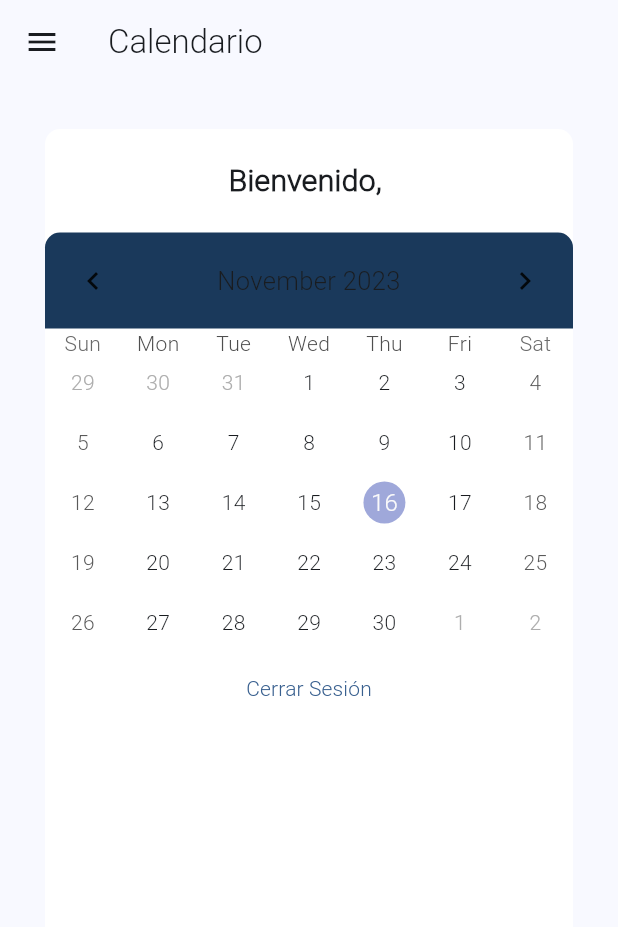
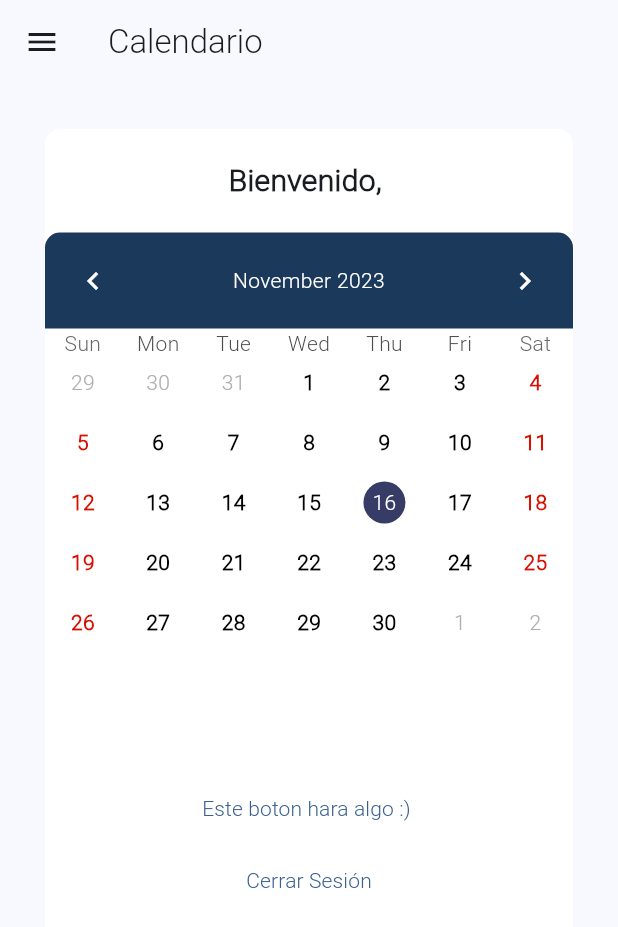
Before and after one commit to MovilesBogarin/base_project, a Flutter app: the screen it shows once a user with an empty profile is signed in, on a phone screen of 412 x 824 dp. Shown: the top 927 px of the screen. Run offline on Flutter 3.47's test engine with Material 2 defaults, Android fonts, the phone set to English and light mode, and no system bars; drawn by our look-alikes of table_calendar; our stand-ins replace firebase_auth, firebase_core, go_router; accounts and stored records are empty.

Commit message:
Decoracion de calendario

```diff
--- a/lib/screens/calendar/calendar_screen.dart
+++ b/lib/screens/calendar/calendar_screen.dart
@@ -1,43 +1,54 @@
 import 'package:flutter/material.dart';
+import 'package:go_router/go_router.dart';
 import 'package:table_calendar/table_calendar.dart';
 import '../../presentation/widgets/appbars/custom_appbar.dart';
 import '../../presentation/widgets/drawers/custom_drawer.dart';
 import '../../config/auth/auth.dart';
+import '../../../config/menu/menu_items.dart';
 
 class CalendarState extends StatefulWidget {
   const CalendarState({super.key});
   @override
   State<CalendarState> createState() => CalendarScreen();
+
 }
 class CalendarScreen extends State<CalendarState> with CustomAppBar, CustomDrawer {
-  //CalendarScreen({Key? key}) : super(key: key);
+
+
+
+
   final String? email = Auth().currentUser?.email;
 
-    DateTime today = DateTime.now();
+
+
+  DateTime today = DateTime.now();
   DateTime? _selecteDay;
-  DateTime? _RangeStart;
-  DateTime? _RangeFinish;
+  DateTime? RangeStart;
+  DateTime? RangeFinish;
+
+
   //  METODO PARA SELECCIONAR UN SOLO DIA *NO LO VEO NECESARIO comente las lineas donde se usaba xd*
   void _onDaySelected(DateTime day, DateTime focusedDay) {
     setState(() {
       today = day;
     });
   }
-
   //METODO PARA SELECCIONAR UN RANGO DE FECHAS *ESTE SI ESTA CHIDO
   void _onDaysSelected(DateTime? start, DateTime? finish, DateTime focusedDay) {
     setState(() {
       _selecteDay = null;
       today = focusedDay;
-      _RangeStart = start;
-      _RangeFinish = finish;
+      RangeStart = start;
+      RangeFinish = finish;
+
     });
+
   }
 
   Future<void> signOut() async {
     await Auth().signOut();
   }
-
+late final MenuItem menuItem;
   @override
   Widget build(BuildContext context) {
 
@@ -64,6 +75,10 @@ class CalendarScreen extends State<CalendarState> with CustomAppBar, CustomDrawe
               locale: "en_US",
               rowHeight: 40,
               headerStyle: const HeaderStyle(
+                          titleTextStyle: TextStyle(color: Colors.white),
+                          formatButtonDecoration: BoxDecoration(color: Colors.white),
+                          leftChevronIcon: Icon(Icons.chevron_left, color: Colors.white ),
+                          rightChevronIcon: Icon(Icons.chevron_right, color: Colors.white ),
                           decoration: BoxDecoration(
                           color: Color.fromARGB(255, 26, 57, 91),
                           //Aqui hay que curviar el encabezado pq si no lo deja rectangular
@@ -75,17 +90,49 @@ class CalendarScreen extends State<CalendarState> with CustomAppBar, CustomDrawe
                       titleCentered: true),
               availableGestures: AvailableGestures.all,
               rangeSelectionMode: RangeSelectionMode.toggledOn,
-              rangeStartDay: _RangeStart,
-              rangeEndDay: _RangeFinish,
+              rangeStartDay: RangeStart,
+              rangeEndDay: RangeFinish,
               onRangeSelected: _onDaysSelected,
               firstDay: DateTime.utc(2023, 1, 1),
               lastDay: DateTime.utc(2023, 12, 31),
               focusedDay: today,
+               calendarStyle: const CalendarStyle(
+
+                      todayTextStyle: TextStyle(color: Colors.white),
+                      todayDecoration: BoxDecoration(color:Color.fromARGB(255, 54, 60, 102),shape: BoxShape.circle),
+                      defaultTextStyle: TextStyle(color: Colors.black, fontWeight: FontWeight.bold),
+                      defaultDecoration: BoxDecoration(),
+                      outsideDecoration: BoxDecoration(),
+                      holidayTextStyle: TextStyle(color: Color.fromARGB(255, 216, 15, 1), fontWeight: FontWeight.bold),
+                      holidayDecoration: BoxDecoration(),
+                      weekendTextStyle: TextStyle(color: Color.fromARGB(255, 216, 15, 1), fontWeight: FontWeight.bold),
+                      weekendDecoration: BoxDecoration(),
+
+                      selectedDecoration: BoxDecoration(
+                          color: Color.fromARGB(255, 75,82,126),
+                          shape: BoxShape.circle),
+                      rangeStartDecoration: BoxDecoration(
+                          color: Color.fromARGB(255, 229,195,166),
+                          shape: BoxShape.circle),
+                      rangeEndDecoration: BoxDecoration(
+                          color: Color.fromARGB(255, 229,195,166),
+                          shape: BoxShape.circle),
+                      rangeHighlightColor: Color.fromARGB(159, 75,82,126)),
             ),
+              const SizedBox(height: 80),
+
+
+            TextButton(
+              onPressed: (){},
+              child: const Text('Este boton hara algo :) ')
+            ),
+
+
             TextButton(
               onPressed: signOut,
               child: const Text('Cerrar Sesión')
             ),
+
 
           ],
         ),
```
Also changed, not shown: lib/screens/calendar/calendarHalloween.dart (deleted, +0 -191 lines).
